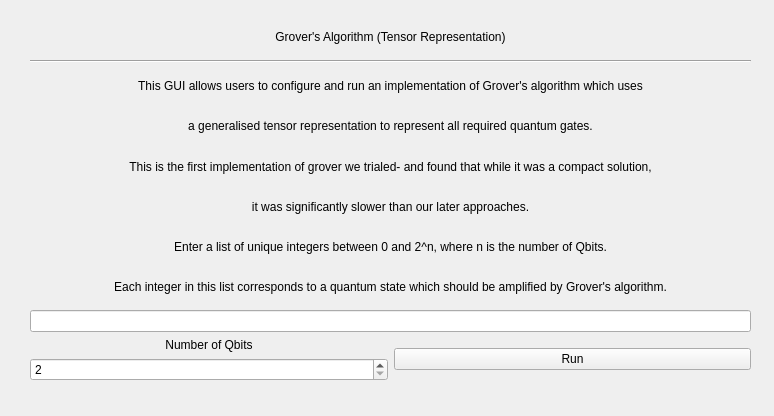
Quantum-Computing-GP-3/Simulated-Quantum-Computer, file resource/groverTens.ui: the form before one commit.
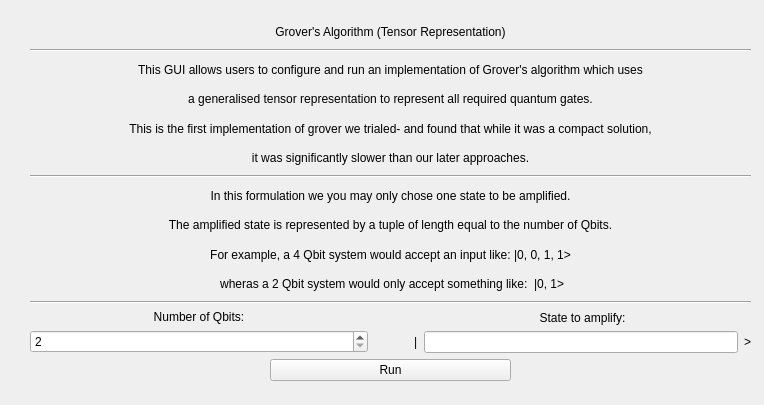
The form after the commit.

Commit message: Integrate pabloSim

Patch:
```diff
--- a/resource/groverTens.ui
+++ b/resource/groverTens.ui
@@ -6,8 +6,8 @@
    <rect>
     <x>0</x>
     <y>0</y>
-    <width>774</width>
-    <height>416</height>
+    <width>764</width>
+    <height>405</height>
    </rect>
   </property>
   <property name="windowTitle">
@@ -84,9 +84,16 @@
      </widget>
     </item>
     <item>
-     <widget class="QLabel" name="label_5">
+     <widget class="Line" name="line_2">
+      <property name="orientation">
+       <enum>Qt::Horizontal</enum>
+      </property>
+     </widget>
+    </item>
+    <item>
+     <widget class="QLabel" name="label_10">
       <property name="text">
-       <string>Enter a list of unique integers between 0 and 2^n, where n is the number of Qbits.</string>
+       <string>In this formulation we you may only chose one state to be amplified.</string>
       </property>
       <property name="alignment">
        <set>Qt::AlignCenter</set>
@@ -94,9 +101,9 @@
      </widget>
     </item>
     <item>
-     <widget class="QLabel" name="label_6">
+     <widget class="QLabel" name="label_11">
       <property name="text">
-       <string>Each integer in this list corresponds to a quantum state which should be amplified by Grover's algorithm.</string>
+       <string>The amplified state is represented by a tuple of length equal to the number of Qbits.</string>
       </property>
       <property name="alignment">
        <set>Qt::AlignCenter</set>
@@ -104,16 +111,40 @@
      </widget>
     </item>
     <item>
-     <widget class="QLineEdit" name="State"/>
+     <widget class="QLabel" name="label_12">
+      <property name="text">
+       <string>For example, a 4 Qbit system would accept an input like: |0, 0, 1, 1&gt;</string>
+      </property>
+      <property name="alignment">
+       <set>Qt::AlignCenter</set>
+      </property>
+     </widget>
     </item>
     <item>
-     <layout class="QHBoxLayout" name="horizontalLayout">
+     <widget class="QLabel" name="label_13">
+      <property name="text">
+       <string> wheras a 2 Qbit system would only accept something like:  |0, 1&gt;</string>
+      </property>
+      <property name="alignment">
+       <set>Qt::AlignCenter</set>
+      </property>
+     </widget>
+    </item>
+    <item>
+     <widget class="Line" name="line_3">
+      <property name="orientation">
+       <enum>Qt::Horizontal</enum>
+      </property>
+     </widget>
+    </item>
+    <item>
+     <layout class="QHBoxLayout" name="horizontalLayout_2">
       <item>
        <layout class="QVBoxLayout" name="verticalLayout_2">
         <item>
          <widget class="QLabel" name="label_2">
           <property name="text">
-           <string>Number of Qbits</string>
+           <string>Number of Qbits:</string>
           </property>
           <property name="alignment">
            <set>Qt::AlignCenter</set>
@@ -125,6 +156,12 @@
         </item>
         <item>
          <widget class="QSpinBox" name="RegisterSize">
+          <property name="sizePolicy">
+           <sizepolicy hsizetype="Expanding" vsizetype="Fixed">
+            <horstretch>0</horstretch>
+            <verstretch>0</verstretch>
+           </sizepolicy>
+          </property>
           <property name="minimum">
            <number>2</number>
           </property>
@@ -136,12 +173,99 @@
        </layout>
       </item>
       <item>
+       <spacer name="horizontalSpacer_3">
+        <property name="orientation">
+         <enum>Qt::Horizontal</enum>
+        </property>
+        <property name="sizeType">
+         <enum>QSizePolicy::Minimum</enum>
+        </property>
+        <property name="sizeHint" stdset="0">
+         <size>
+          <width>40</width>
+          <height>20</height>
+         </size>
+        </property>
+       </spacer>
+      </item>
+      <item>
+       <layout class="QVBoxLayout" name="verticalLayout_3">
+        <item>
+         <widget class="QLabel" name="label_5">
+          <property name="text">
+           <string>State to amplify:</string>
+          </property>
+          <property name="alignment">
+           <set>Qt::AlignCenter</set>
+          </property>
+         </widget>
+        </item>
+        <item>
+         <layout class="QHBoxLayout" name="horizontalLayout_3">
+          <item>
+           <widget class="QLabel" name="label_9">
+            <property name="text">
+             <string>|</string>
+            </property>
+           </widget>
+          </item>
+          <item>
+           <widget class="QLineEdit" name="State"/>
+          </item>
+          <item>
+           <widget class="QLabel" name="label_6">
+            <property name="text">
+             <string>&gt;</string>
+            </property>
+           </widget>
+          </item>
+         </layout>
+        </item>
+       </layout>
+      </item>
+     </layout>
+    </item>
+    <item>
+     <layout class="QHBoxLayout" name="horizontalLayout">
+      <item>
+       <spacer name="horizontalSpacer">
+        <property name="orientation">
+         <enum>Qt::Horizontal</enum>
+        </property>
+        <property name="sizeHint" stdset="0">
+         <size>
+          <width>40</width>
+          <height>20</height>
+         </size>
+        </property>
+       </spacer>
+      </item>
+      <item>
        <widget class="QPushButton" name="Run">
+        <property name="sizePolicy">
+         <sizepolicy hsizetype="Expanding" vsizetype="Fixed">
+          <horstretch>0</horstretch>
+          <verstretch>0</verstretch>
+         </sizepolicy>
+        </property>
         <property name="text">
          <string>Run</string>
         </property>
        </widget>
       </item>
+      <item>
+       <spacer name="horizontalSpacer_2">
+        <property name="orientation">
+         <enum>Qt::Horizontal</enum>
+        </property>
+        <property name="sizeHint" stdset="0">
+         <size>
+          <width>40</width>
+          <height>20</height>
+         </size>
+        </property>
+       </spacer>
+      </item>
      </layout>
     </item>
    </layout>
```
The commit also changes 1 other file.
